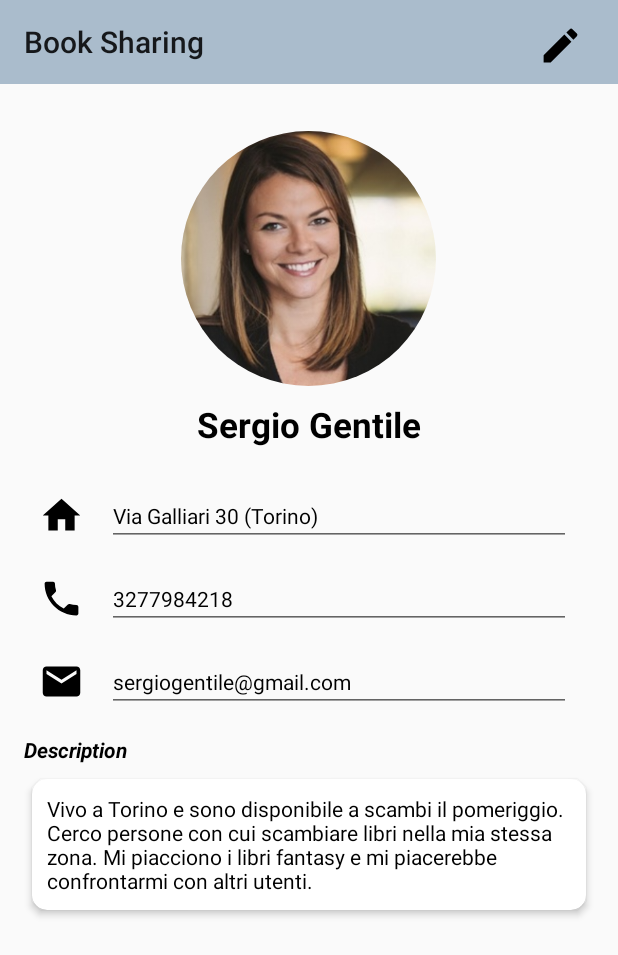
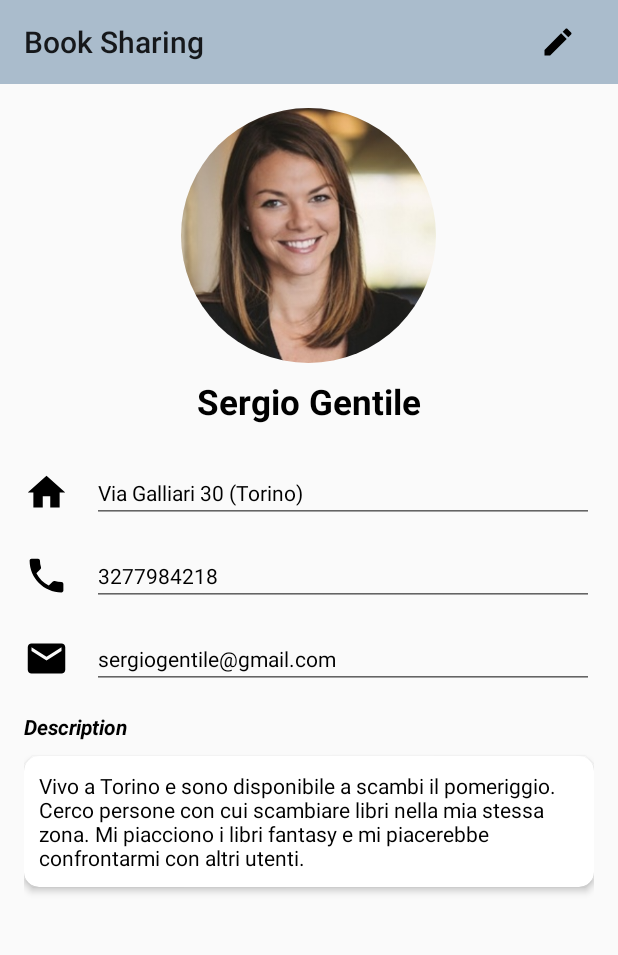
Before and after one commit to SergioGentile/WonderBook, an Android app: the screen it shows after launch (ShowProfile), on a phone screen of 412 x 824 dp. Shown: the top 955 px of the screen. Run offline under Robolectric (Android 15) with nearby library versions, the phone set to English and light mode, and no system bars; our stand-ins replace CircleImageView.

Commit message:
Introduzione landscape differente da portrait come da specifiche. Correzioni minori per rispettare le specifiche su padding e margin

```diff
--- a/app/src/main/java/it/polito/mad/booksharing/ShowProfile.java
+++ b/app/src/main/java/it/polito/mad/booksharing/ShowProfile.java
@@ -1,6 +1,7 @@
 package it.polito.mad.booksharing;
 
 import android.app.Activity;
+import android.content.res.Configuration;
 import android.support.v7.app.AppCompatActivity;
 import android.os.Bundle;
 import android.support.v7.widget.Toolbar;
@@ -19,12 +20,19 @@ public class ShowProfile extends AppCompatActivity {
     Toolbar toolbar;
     TextView tvDescription, tvName, tvStreet, tvPhone, tvMail;
     User user;
-    LinearLayout llStreet, llParent, llPhone, llMail, llDescription;
+    LinearLayout llParent, llPhone, llMail, llDescription;
     @Override
     protected void onCreate(Bundle savedInstanceState) {
         //Start the activity
         super.onCreate(savedInstanceState);
-        setContentView(R.layout.activity_show_profile);
+
+        if(getResources().getConfiguration().orientation == Configuration.ORIENTATION_PORTRAIT){
+            setContentView(R.layout.activity_show_profile);
+        }
+        else if(getResources().getConfiguration().orientation == Configuration.ORIENTATION_LANDSCAPE){
+            setContentView(R.layout.activity_show_profile_landscape);
+        }
+
 
         //Take all the references to the fields
         toolbar = (Toolbar)findViewById(R.id.toolbar);
@@ -35,7 +43,6 @@ public class ShowProfile extends AppCompatActivity {
         tvDescription = (TextView) findViewById(R.id.tvDescription);
         btnModify = (ImageButton) findViewById(R.id.btnModify);
 
-        llStreet = (LinearLayout)findViewById(R.id.llStreet);
         llMail = (LinearLayout)findViewById(R.id.llMail);
         llPhone = (LinearLayout)findViewById(R.id.llPhone);
         llParent = (LinearLayout)findViewById(R.id.llParent);
@@ -85,15 +92,19 @@ public class ShowProfile extends AppCompatActivity {
     private void setUser(User user){
 
         tvName.setText(user.getName() + " " +  user.getSurname());
-        tvStreet.setText(user.getStreet() + " (" + user.getCity()+")");
+
         tvPhone.setText(user.getPhone());
         tvMail.setText(user.getEmail());
         tvDescription.setText(user.getDescription());
 
-        //Remove all
-        if (llStreet.getVisibility() == View.VISIBLE) {
-            llParent.removeView(llStreet);
+        if(user.isCheckStreet()==1){
+            tvStreet.setText(user.getStreet() + " (" + user.getCity()+")");
         }
+        else{
+            tvStreet.setText(user.getCity());
+        }
+
+
         if (llPhone.getVisibility() == View.VISIBLE) {
             llParent.removeView(llPhone);
         }
@@ -104,10 +115,7 @@ public class ShowProfile extends AppCompatActivity {
             llParent.removeView(llDescription);
         }
 
-        //Add all in order
-        if(user.isCheckStreet()==1){
-            llParent.addView(llStreet);
-        }
+
         if(user.isCheckPhone()==1){
             llParent.addView(llPhone);
         }
--- a/app/src/main/res/drawable/ic_check_black_24dp.xml
+++ b/app/src/main/res/drawable/ic_check_black_24dp.xml
@@ -1,6 +1,6 @@
 <vector xmlns:android="http://schemas.android.com/apk/res/android"
-        android:width="30dp"
-        android:height="30dp"
+        android:width="24dp"
+        android:height="24dp"
         android:viewportWidth="24.0"
         android:viewportHeight="24.0">
     <path
--- a/app/src/main/res/drawable/ic_mode_edit_black_24dp.xml
+++ b/app/src/main/res/drawable/ic_mode_edit_black_24dp.xml
@@ -1,4 +1,9 @@
-<vector android:height="30dp" android:viewportHeight="24.0"
-    android:viewportWidth="24.0" android:width="30dp" xmlns:android="http://schemas.android.com/apk/res/android">
-    <path android:fillColor="#FF000000" android:pathData="M3,17.25V21h3.75L17.81,9.94l-3.75,-3.75L3,17.25zM20.71,7.04c0.39,-0.39 0.39,-1.02 0,-1.41l-2.34,-2.34c-0.39,-0.39 -1.02,-0.39 -1.41,0l-1.83,1.83 3.75,3.75 1.83,-1.83z"/>
+<vector xmlns:android="http://schemas.android.com/apk/res/android"
+    android:width="24dp"
+    android:height="24dp"
+    android:viewportHeight="24.0"
+    android:viewportWidth="24.0">
+    <path
+        android:fillColor="#FF000000"
+        android:pathData="M3,17.25V21h3.75L17.81,9.94l-3.75,-3.75L3,17.25zM20.71,7.04c0.39,-0.39 0.39,-1.02 0,-1.41l-2.34,-2.34c-0.39,-0.39 -1.02,-0.39 -1.41,0l-1.83,1.83 3.75,3.75 1.83,-1.83z" />
 </vector>
--- a/app/src/main/res/layout/activity_show_profile.xml
+++ b/app/src/main/res/layout/activity_show_profile.xml
@@ -25,9 +25,9 @@
                 android:id="@+id/btnModify"
                 android:layout_width="wrap_content"
                 android:layout_height="wrap_content"
-                android:layout_gravity="right"
-                android:layout_marginRight="23dp"
-                android:layout_marginTop="15dp"
+                android:layout_gravity="right|center"
+                android:padding="@dimen/padding"
+                android:layout_marginRight="@dimen/margin_right"
                 android:background="@android:color/transparent"
                 android:src="@drawable/ic_mode_edit_black_24dp" />
         </android.support.v7.widget.ActionBarContainer>
@@ -44,14 +44,14 @@
                     android:id="@+id/llParent"
                     android:layout_width="match_parent"
                     android:layout_height="match_parent"
-                    android:layout_marginLeft="16dp"
-                    android:layout_marginRight="16dp"
+                    android:layout_marginLeft="@dimen/margin_left"
+                    android:layout_marginRight="@dimen/margin_right"
                     android:orientation="vertical">
 
                     <RelativeLayout
                         android:layout_width="match_parent"
                         android:layout_height="wrap_content"
-                        android:layout_marginTop="16dp">
+                        android:layout_marginTop="@dimen/margin_top">
 
                         <LinearLayout
                             android:layout_width="match_parent"
@@ -64,7 +64,6 @@
                                 android:layout_width="170dp"
                                 android:layout_height="170dp"
                                 android:layout_centerInParent="true"
-                                android:layout_marginTop="15dp"
                                 android:src="@drawable/profile" />
 
                             <TextView
@@ -83,7 +82,6 @@
                     </RelativeLayout>
 
                     <LinearLayout
-                        android:id="@+id/llStreet"
                         android:layout_width="match_parent"
                         android:layout_height="wrap_content"
                         android:layout_marginTop="15dp"
@@ -93,7 +91,6 @@
                             android:layout_width="wrap_content"
                             android:layout_height="wrap_content"
                             android:layout_gravity="center"
-                            android:layout_marginLeft="10dp"
                             android:src="@drawable/ic_home_black_24dp"
 
                             />
@@ -104,7 +101,6 @@
                             android:layout_height="wrap_content"
                             android:layout_gravity="center"
                             android:layout_marginLeft="15dp"
-                            android:layout_marginRight="15dp"
                             android:background="?attr/editTextBackground"
                             android:gravity="center_vertical"
                             android:text="Via Galliari 30, Torino"
@@ -124,7 +120,6 @@
                             android:layout_width="wrap_content"
                             android:layout_height="wrap_content"
                             android:layout_gravity="center"
-                            android:layout_marginLeft="10dp"
                             android:src="@drawable/ic_phone_black_24dp"
 
                             />
@@ -135,7 +130,6 @@
                             android:layout_height="wrap_content"
                             android:layout_gravity="center"
                             android:layout_marginLeft="15dp"
-                            android:layout_marginRight="15dp"
                             android:background="?attr/editTextBackground"
                             android:gravity="center_vertical"
                             android:text="3277984218"
@@ -155,7 +149,6 @@
                             android:layout_width="wrap_content"
                             android:layout_height="wrap_content"
                             android:layout_gravity="center"
-                            android:layout_marginLeft="10dp"
                             android:src="@drawable/ic_mail_black_24dp"
 
                             />
@@ -166,7 +159,6 @@
                             android:layout_height="wrap_content"
                             android:layout_gravity="center"
                             android:layout_marginLeft="15dp"
-                            android:layout_marginRight="15dp"
                             android:background="?attr/editTextBackground"
                             android:gravity="center_vertical"
                             android:text="sergiogentile@gmail.com"
@@ -193,8 +185,6 @@
                             android:layout_width="match_parent"
                             android:layout_height="wrap_content"
                             android:layout_marginBottom="15dp"
-                            android:layout_marginLeft="5dp"
-                            android:layout_marginRight="5dp"
                             app:cardCornerRadius="10dp"
                             app:cardElevation="3dp">
 
@@ -202,10 +192,7 @@
                                 android:id="@+id/tvDescription"
                                 android:layout_width="match_parent"
                                 android:layout_height="match_parent"
-                                android:layout_marginBottom="10dp"
-                                android:layout_marginLeft="10dp"
-                                android:layout_marginRight="10dp"
-                                android:layout_marginTop="10dp"
+                                android:layout_margin="10dp"
                                 android:textColor="@android:color/black"
                                 android:textSize="@dimen/tv_dim" />
 
--- a/app/src/main/res/values/dimens.xml
+++ b/app/src/main/res/values/dimens.xml
@@ -1,4 +1,10 @@
 <resources>
     <dimen name="fab_margin">16dp</dimen>
     <dimen name="tv_dim">14sp</dimen>
+    <dimen name="margin_right">16dp</dimen>
+    <dimen name="margin_left">16dp</dimen>
+    <dimen name="margin_top">16dp</dimen>
+    <dimen name="margin_sw">10dp</dimen>
+    <dimen name="padding">12dp</dimen>
+
 </resources>
```
Also changed, not shown: app/src/main/res/layout/activity_edit_profile.xml (+92 -103 lines), app/src/main/res/layout/activity_show_profile_landscape.xml (added, +233 -0 lines).
